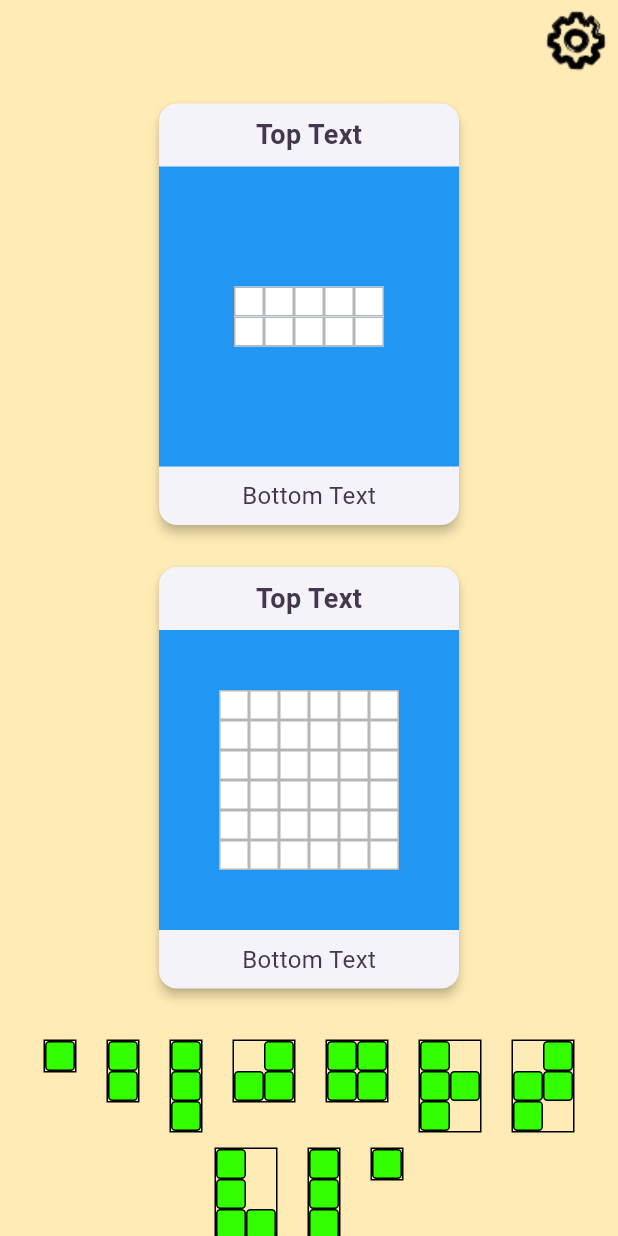
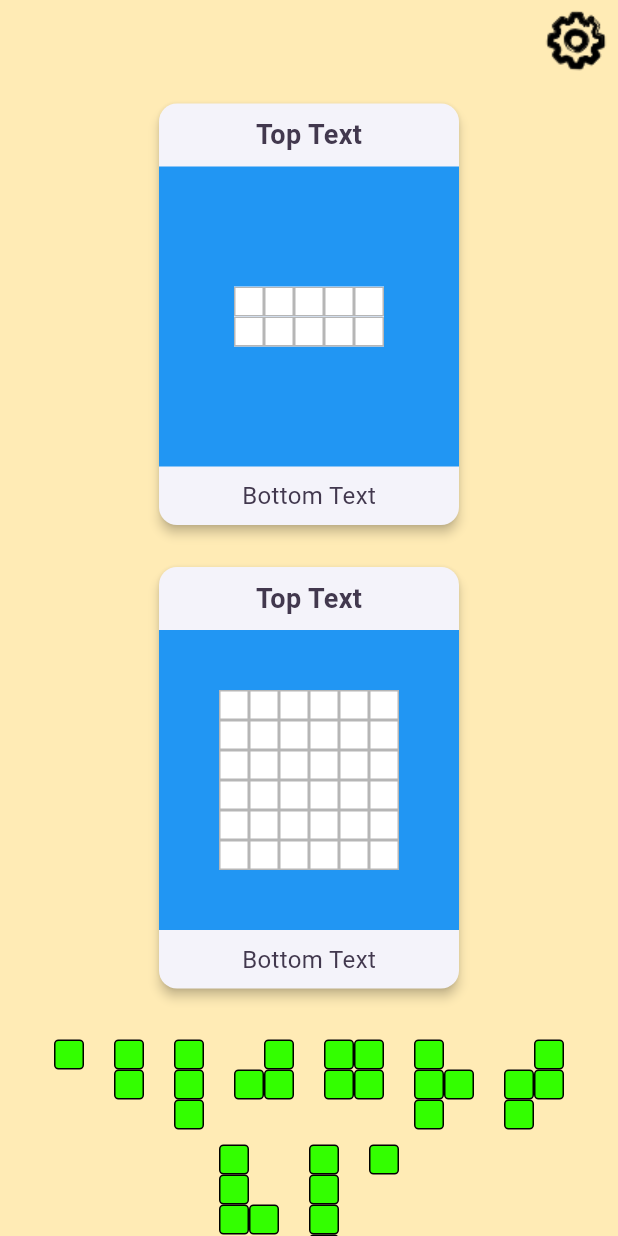
Before and after one commit to agthatch/power_panels, a Flutter app: the PlaySessionScreen screen opened by its route, on a phone screen of 412 x 824 dp. Run offline on Flutter 3.47's test engine with Material 3 defaults, Android fonts, the phone set to English and light mode, and no system bars; our stand-ins replace audioplayers, go_router, shared_preferences; accounts and stored records are empty.

Commit message:
Simplify Shape builder

```diff
--- /dev/null
+++ b/devtools_options.yaml
@@ -0,0 +1 @@
+extensions:
--- a/lib/game_internals/playing_piece.dart
+++ b/lib/game_internals/playing_piece.dart
@@ -1,10 +1,14 @@
+import 'dart:async';
+
 import 'package:card/game_internals/piece_shapes.dart';
+import 'package:card/game_internals/array_transformer.dart';
 import 'package:card/game_internals/rotation.dart';
 import 'package:card/game_internals/xy_coordinate.dart';
 
 class PlayingPiece {
-  final List<List<bool>> shape;
-  final List<XYCoordinate> nodes;
+  final List<List<bool>> originalShape;
+  late List<List<bool>> currentShape;
+  List<XYCoordinate> nodes;
   final int maxX;
   final int maxY;
   bool mirrored = false;
@@ -12,9 +16,15 @@ class PlayingPiece {
   Rotation rotation = Rotation.R0;
   XYCoordinate? handledNodeCoordinate;
 
-  PlayingPiece(this.shape, this.nodes, this.maxX, this.maxY) {
+  final StreamController<void> _playerChanges =
+      StreamController<void>.broadcast();
+
+  Stream<void> get playerChanges => _playerChanges.stream;
+
+  PlayingPiece(this.originalShape, this.nodes, this.maxX, this.maxY) {
     mirrored = false;
     rotation = Rotation.R0;
+    currentShape = originalShape;
   }
 
   factory PlayingPiece.fromShape(List<List<int>> input) {
@@ -46,15 +56,28 @@ class PlayingPiece {
   }
 
   void rotatePositive90() {
-    // for (XYCoordinate node in nodes) {
-    //   node.rotatePositive90();
-    // }
-
+    currentShape = ArrayTransformer.rotateShapeClockwise(currentShape);
+    updateNodesBasedOnShape(currentShape);
     rotation = rotation.rotatePositive90();
+    _playerChanges.add(null);
   }
 
   void mirror() {
+    currentShape = ArrayTransformer.mirrorAboutX(currentShape);
+    updateNodesBasedOnShape(currentShape);
     mirrored = !mirrored;
+    _playerChanges.add(null);
+  }
+
+  void updateNodesBasedOnShape(List<List<bool>> shape) {
+    nodes = [];
+    for (int i = 0; i < shape.length; i++) {
+      for (int j = 0; j < shape[0].length; j++) {
+        if (shape[i][j]) {
+          nodes.add(XYCoordinate(x: j, y: i));
+        }
+      }
+    }
   }
 
   void setHandledNodeCoordinate(int row, int col) {
@@ -62,19 +85,8 @@ class PlayingPiece {
   }
 
   XYCoordinate getOffsetFromClickedNodeToTopLeftCorner() {
-    //Find the piece node that will be in the top left corner after rotation and mirroring
-    XYCoordinate topLeftWhenTransformed =
-        _getTopLeftCoordinateAfterRotationAndMirroring();
-    print("topLeftWhenTransformed $topLeftWhenTransformed");
-
-    //2- translate the x and y coordinates to the agree with handledNodeCoordinate
-    XYCoordinate? handledCoordinateTranformed =
-        _getHandledCoordinateAfterRotationAndMirroring();
-
-    print("handledCoordinateTranformed $handledCoordinateTranformed");
-    return topLeftWhenTransformed.negativeOffsetBy(
-        handledCoordinateTranformed ?? XYCoordinate(x: 0, y: 0));
-    //3- save the new x,y coordinates in `location`
+    return XYCoordinate(x: 0, y: 0)
+        .negativeOffsetBy(handledNodeCoordinate ?? XYCoordinate(x: 0, y: 0));
   }
 
   XYCoordinate _getTopLeftCoordinateAfterRotationAndMirroring() {
@@ -115,5 +127,7 @@ class PlayingPiece {
     return maxX == maxY;
   }
 
-  // int rotatedWidth() {}
+  int currentMaxX() {
+    return currentShape[0].length;
+  }
 }
--- a/lib/play_session/panel_node_widget.dart
+++ b/lib/play_session/panel_node_widget.dart
@@ -29,15 +29,11 @@ class _PanelNodeWidgetState extends State<PanelNodeWidget> {
         width: PlayingPieceWidget.width,
         child: Material(
             clipBehavior: Clip.hardEdge,
-            child: StreamBuilder(
-                // Rebuild the card stack whenever the area changes
-                // (either by a player action, or remotely).
-                stream: widget.panel.allChanges,
-                builder: (context, child) => Container(
-                        decoration: BoxDecoration(
-                      color: determineColor(node, palette),
-                      border: Border.all(color: Color.fromRGBO(0, 0, 0, 0.288)),
-                    )))),
+            child: Container(
+                decoration: BoxDecoration(
+              color: determineColor(node, palette),
+              border: Border.all(color: Color.fromRGBO(0, 0, 0, 0.288)),
+            ))),
       ),
       onWillAcceptWithDetails: _onDragWillAccept,
       onLeave: _onDragLeave,
--- a/lib/play_session/playing_piece_widget.dart
+++ b/lib/play_session/playing_piece_widget.dart
@@ -22,34 +22,14 @@ class _PlayingPieceWidgetState extends State<PlayingPieceWidget> {
   @override
   Widget build(BuildContext context) {
     // final palette = context.watch<Palette>();
-    double translateX = _determineNeededXTranslation(widget.piece);
-    double translateY = _determineNeededYTranslation(widget.piece);
-    final pieceWidget = Container(
-      decoration: BoxDecoration(
-        border: Border.all(color: Colors.black),
-      ),
-      child: IntrinsicWidth(
-        child: IntrinsicHeight(
-          child: Transform(
-            alignment: Alignment.center,
-            // transform: Matrix4.identity()
-            //   ..scale(widget.piece.mirrored ? -1.0 : 1.0, 1.0, 1.0)
-            //   ..rotateZ(
-            //       widget.piece.rotation.degrees() * (3.141592653589793 / 180)),
-            transform: Matrix4.identity()
-              ..rotateY(
-                  widget.piece.mirrored ? 180 * (3.141592653589793 / 180) : 0)
-              ..rotateZ(
-                  widget.piece.rotation.degrees() * (3.141592653589793 / 180))
-              ..translate(translateX, translateY),
-            child: SizedBox(
-                height: widget.piece.maxY * PlayingPieceWidget.width,
-                width: widget.piece.maxX * PlayingPieceWidget.width,
-                child: _createPieceWidget(widget.piece)),
-          ),
-        ),
-      ),
-    );
+    final pieceWidget = StreamBuilder(
+        stream: widget.piece.playerChanges,
+        builder: (context, child) {
+          return SizedBox(
+              height: determineSizedBoxHeight(widget.piece),
+              width: determineSizedBoxWidth(widget.piece),
+              child: _createPieceWidget(widget.piece));
+        });
 
     if (widget.piece.isPlaced) {
       return pieceWidget;
@@ -77,32 +57,55 @@ class _PlayingPieceWidgetState extends State<PlayingPieceWidget> {
     );
   }
 
+  double determineSizedBoxHeight(PlayingPiece piece) {
+    switch (piece.rotation) {
+      case Rotation.R0:
+      case Rotation.R180:
+        return piece.maxY * PlayingPieceWidget.width;
+      case Rotation.R90:
+      case Rotation.R270:
+        return piece.maxX * PlayingPieceWidget.width;
+    }
+  }
+
+  double determineSizedBoxWidth(PlayingPiece piece) {
+    switch (piece.rotation) {
+      case Rotation.R0:
+      case Rotation.R180:
+        return piece.maxX * PlayingPieceWidget.width;
+      case Rotation.R90:
+      case Rotation.R270:
+        return piece.maxY * PlayingPieceWidget.width;
+    }
+  }
+
   Widget _createPieceWidget(PlayingPiece piece) {
-    return GestureDetector(
-      onTap: _handleTap,
-      onSecondaryTap: _handleDoubleTap,
-      child: GridView.builder(
-          gridDelegate: SliverGridDelegateWithFixedCrossAxisCount(
-              crossAxisCount: piece.maxX),
-          itemCount: piece.maxX * piece.maxY,
-          itemBuilder: (BuildContext context, int index) {
-            int row = (index / piece.maxX).floor();
-            int col = index % piece.maxX;
+    return GridView.builder(
+        gridDelegate: SliverGridDelegateWithFixedCrossAxisCount(
+            crossAxisCount: piece.currentMaxX()),
+        itemCount: piece.maxX * piece.maxY,
+        itemBuilder: (BuildContext context, int index) {
+          int maxX = piece.currentMaxX();
+          int row = (index / maxX).floor();
+          int col = index % maxX;
 
-            bool isNode = piece.shape[row][col];
-            return _createNodeWidget(row, col, isNode);
-          }),
-    );
+          bool isNode = piece.currentShape[row][col];
+          return _createNodeWidget(row, col, isNode);
+        });
   }
 
   Widget _createNodeWidget(int row, int col, bool isNode) {
     return GestureDetector(
+      onTap: _handleTap,
+      onSecondaryTap: _handleDoubleTap,
       onLongPressDown: (details) {
         print('Draggable longPress down at ($row, $col)');
         widget.piece.setHandledNodeCoordinate(row, col);
       },
       child: !isNode
           ? Container(
+              height: PlayingPieceWidget.width,
+              width: PlayingPieceWidget.width,
               color: Color.fromRGBO(0, 0, 0, 0),
             )
           : SizedBox(
```
Also changed, not shown: lib/game_internals/array_transformer.dart (added, +33 -0 lines), lib/game_internals/panel/panel.dart (+13 -1 lines), lib/play_session/panel_widget.dart (+5 -16 lines).
